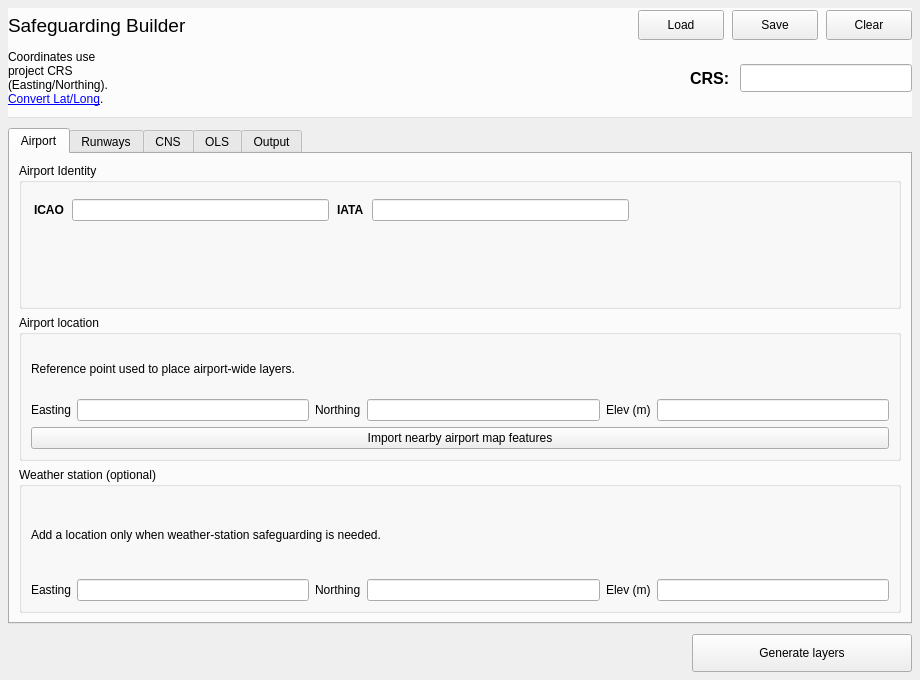
camtodd1/prj-lucid, file safeguarding_builder_dialog_base.ui: the form before one commit.
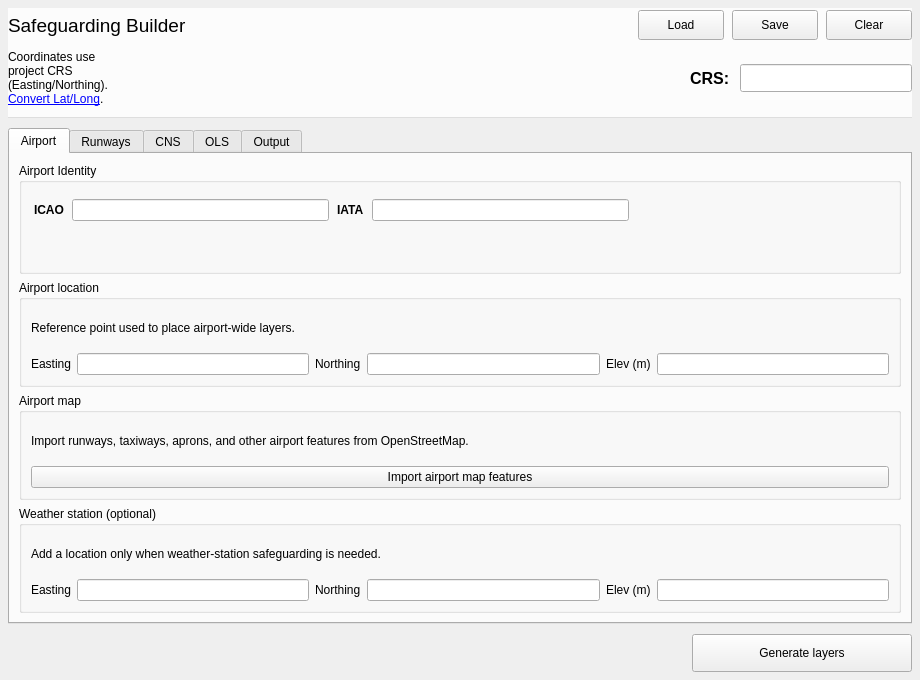
The form after the commit. Custom widgets are drawn as their Qt base class.

Commit message: Group airport map controls in a dedicated section

What changed in the file:
```diff
--- a/safeguarding_builder_dialog_base.ui
+++ b/safeguarding_builder_dialog_base.ui
@@ -394,10 +394,29 @@
           <item row="1" column="5">
            <widget class="QLineEdit" name="lineEdit_arp_elevation"/>
           </item>
-          <item row="2" column="0" colspan="6">
+         </layout>
+        </widget>
+       </item>
+       <item>
+        <widget class="QGroupBox" name="groupBox_AirportMap">
+         <property name="title">
+          <string>Airport map</string>
+         </property>
+         <layout class="QVBoxLayout" name="verticalLayout_airportMap">
+          <item>
+           <widget class="QLabel" name="label_airport_map_description">
+            <property name="text">
+             <string>Import runways, taxiways, aprons, and other airport features from OpenStreetMap.</string>
+            </property>
+            <property name="wordWrap">
+             <bool>true</bool>
+            </property>
+           </widget>
+          </item>
+          <item>
            <widget class="QPushButton" name="pushButton_DownloadOsmAeroway">
             <property name="text">
-             <string>Import nearby airport map features</string>
+             <string>Import airport map features</string>
             </property>
            </widget>
           </item>
```
The commit also changes 2 other files.
